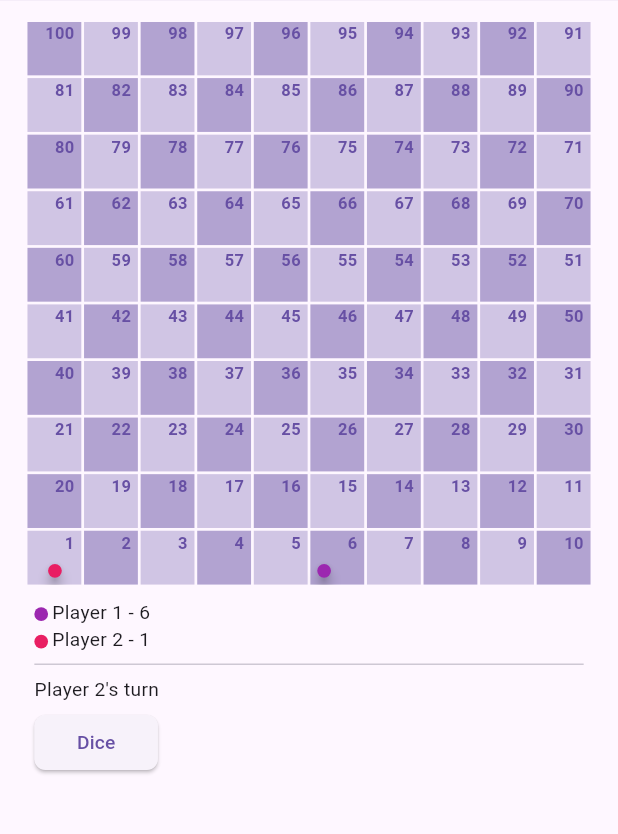
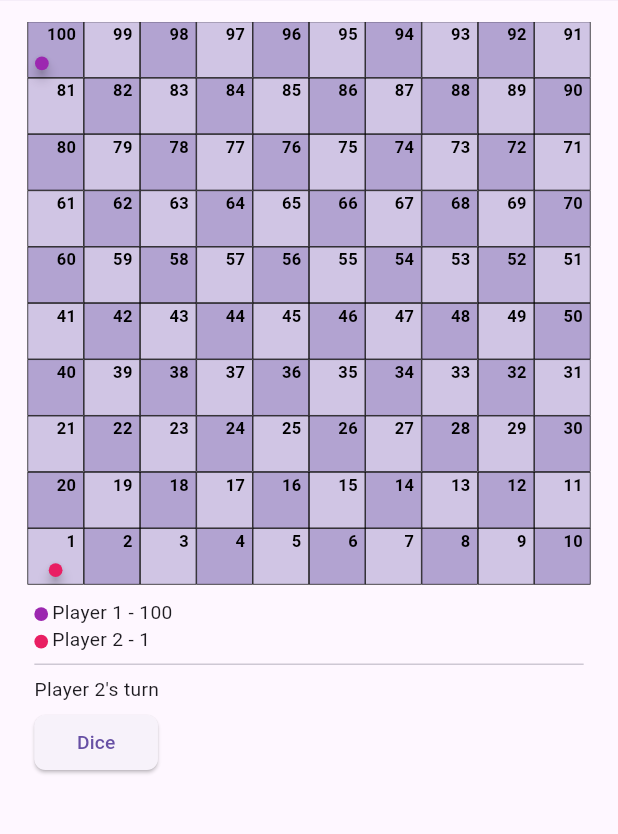
Before and after one commit to htoopyaelinn56/snake_and_ladder_game_flutter, a Flutter app: the screen it shows after launch, after a tap on "Play", after a tap on "Dice", on a phone screen of 412 x 824 dp, the part 76-910 px from its top. Run offline on Flutter 3.47's test engine with Material 2 defaults, Android fonts, the phone set to English and light mode, and no system bars; our stand-ins replace equatable, flutter_riverpod, responsive_framework; missing offline and left inert: desktop_window.

Commit message:
core game logic (dice)

```diff
--- a/lib/src/feature/core_game/controller/player_controller.dart
+++ b/lib/src/feature/core_game/controller/player_controller.dart
@@ -1,3 +1,5 @@
+// ignore_for_file: prefer_const_constructors
+
 import 'package:flutter_riverpod/flutter_riverpod.dart';
 import 'dart:math' as math;
 import 'package:flutter_snake_and_ladder_game/src/feature/core_game/domain/player_state_model.dart';
@@ -9,8 +11,9 @@ class PlayerController extends StateNotifier<PlayerStateModel> {
       : super(
           // dont constant it because it will be modified
           PlayerStateModel(
+            // ignore: prefer_const_literals_to_create_immutables
             players: [
-              PlayerModel(id: 0, position: 1, win: false),
+              PlayerModel(id: 0, position: 98, win: false),
               PlayerModel(id: null, position: null, win: false),
               PlayerModel(id: null, position: null, win: false),
               PlayerModel(id: null, position: null, win: false),
@@ -22,22 +25,40 @@ class PlayerController extends StateNotifier<PlayerStateModel> {
 
   void setPlayer({required int playerCount}) {
     for (int i = 1; i < playerCount; i++) {
-      state.players[i] = state.players[i]?.copyWith(id: i, position: 1);
+      state.players[i] =
+          state.players[i]?.copyWith(id: i, position: i == 2 ? 90 : 1);
     }
     state = state.copyWith(players: state.players, totalPlayers: playerCount);
   }
 
   void dice() {
+    if (state.players[state.currentTurn]?.win == false) {
       final number = math.Random().nextInt(6) + 1;
       final newPosition =
           (state.players[state.currentTurn]?.position ?? 0) + number;
       state.players[state.currentTurn] =
           state.players[state.currentTurn]?.copyWith(position: newPosition);
 
+      if ((state.players[state.currentTurn]?.position ?? -1) >= 100) {
+        state.players[state.currentTurn] = state.players[state.currentTurn]
+            ?.copyWith(win: true, position: 100);
+      }
+    }
+
+    if (state.currentTurn != state.players.length - 1 &&
+        state.players[state.currentTurn + 1]?.win == true) {
+      state = state.copyWith(
+          players: state.players, currentTurn: state.currentTurn + 2);
+    } else {
       state = state.copyWith(
           players: state.players, currentTurn: state.currentTurn + 1);
+    }
+
     if (state.currentTurn >= state.totalPlayers) {
       state = state.copyWith(currentTurn: 0);
+      if (state.players[0]?.win == true) {
+        state = state.copyWith(players: state.players, currentTurn: 1);
+      }
     }
   }
 }
--- a/lib/src/feature/core_game/presentation/board.dart
+++ b/lib/src/feature/core_game/presentation/board.dart
@@ -122,7 +122,9 @@ class Board extends StatelessWidget {
       minScale: 0.1,
       maxScale: 5,
       child: Padding(
-        padding: const EdgeInsets.symmetric(horizontal: 20),
+        padding: const EdgeInsets.symmetric(
+          horizontal: 20,
+        ),
         child: LayoutBuilder(builder: (context, constrants) {
           return Container(
             constraints: const BoxConstraints(maxWidth: 700),
@@ -138,8 +140,8 @@ class Board extends StatelessWidget {
                   shrinkWrap: true,
                   gridDelegate: const SliverGridDelegateWithFixedCrossAxisCount(
                     crossAxisCount: 10,
-                    crossAxisSpacing: 2,
-                    mainAxisSpacing: 2,
+                    crossAxisSpacing: 0,
+                    mainAxisSpacing: 0,
                     childAspectRatio: 1,
                   ),
                   itemBuilder: (context, index) {
--- a/lib/src/feature/core_game/presentation/board_card.dart
+++ b/lib/src/feature/core_game/presentation/board_card.dart
@@ -22,7 +22,8 @@ class BoardCard extends StatelessWidget {
   Widget build(BuildContext context) {
     final isDesktop = Utils.isDesktop(context);
     return Container(
-      color: color,
+      decoration: BoxDecoration(
+          color: color, border: Border.all(color: Colors.black, width: .5)),
       padding: const EdgeInsets.only(right: 5),
       child: Stack(
         children: [
@@ -31,7 +32,7 @@ class BoardCard extends StatelessWidget {
             child: Text(
               number,
               style: TextStyle(
-                color: Theme.of(context).colorScheme.primary,
+                color: Theme.of(context).colorScheme.scrim,
                 fontWeight: FontWeight.bold,
                 fontSize: 12,
               ),
--- a/lib/src/feature/core_game/presentation/game.dart
+++ b/lib/src/feature/core_game/presentation/game.dart
@@ -23,12 +23,12 @@ class Game extends StatelessWidget {
       appBar: AppBar(
         title: const Text('Snake And Ladder'),
       ),
-      body: Column(
-        mainAxisAlignment: MainAxisAlignment.center,
-        children: [
-          SizedBox(height: isDesktop ? 55 : 15),
-          Expanded(
-            child: ResponsiveRowColumn(
+      body: SingleChildScrollView(
+        child: Column(
+          mainAxisAlignment: MainAxisAlignment.center,
+          children: [
+            SizedBox(height: isDesktop ? 55 : 15),
+            ResponsiveRowColumn(
               layout: isDesktop
                   ? ResponsiveRowColumnType.ROW
                   : ResponsiveRowColumnType.COLUMN,
@@ -106,9 +106,9 @@ class Game extends StatelessWidget {
                 ),
               ],
             ),
-          ),
-          const SizedBox(height: 10),
-        ],
+            const SizedBox(height: 10),
+          ],
+        ),
       ),
     );
   }
--- a/lib/src/feature/core_game/presentation/play_screen.dart
+++ b/lib/src/feature/core_game/presentation/play_screen.dart
@@ -57,8 +57,8 @@ class _PlayScreenState extends ConsumerState<PlayScreen> {
                 ref.read(playerControllerProvider.notifier).setPlayer(
                     playerCount: _PlayerType.values.indexOf(type) + 2);
                 Utils.pagePusher(
+                    context: context,
                     page: const Game(),
-                    context: context,
                     removeBackStack: true);
               },
               child: const Text('Play'),
--- a/lib/src/utils.dart
+++ b/lib/src/utils.dart
@@ -15,11 +15,10 @@ class Utils {
   }
 
   static Future<void> pagePusher(
-      {required Widget page,
-      required BuildContext context,
+      {required BuildContext context,
+      required Widget page,
       bool removeBackStack = false}) async {
-    Navigator.pushAndRemoveUntil(
-      context,
+    await Navigator.of(context).pushAndRemoveUntil(
       MaterialPageRoute(builder: (context) => page),
       (_) => !removeBackStack,
     );
```
Lines whose indentation alone changed are shown as unchanged.
